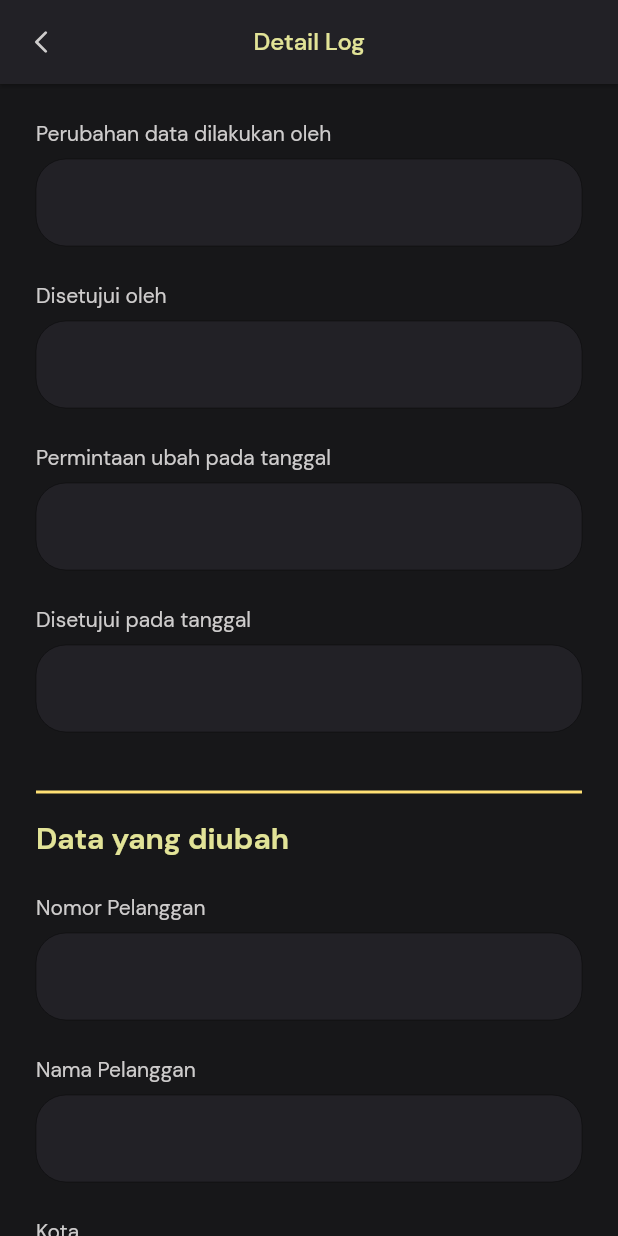
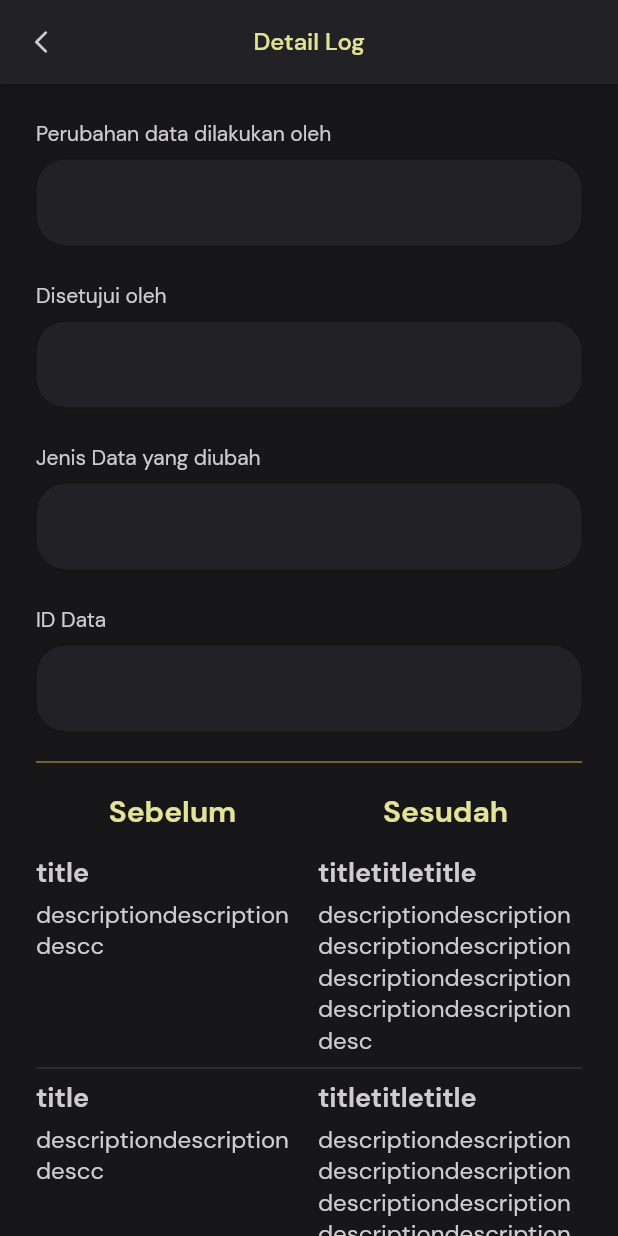
Before and after one commit to melianapang/maintenance-sales-lift-app, a Flutter app: the DetailLogView screen opened by its route, on a phone screen of 412 x 824 dp. Run offline on Flutter 3.47's test engine with Material 2 defaults, Android fonts, the phone set to English and light mode, and no system bars; our stand-ins replace auto_size_text, bot_toast, calendar_date_picker2, dio, flutter_datetime_picker, flutter_dotenv and 14 more; missing offline and left inert: alice_lightweight, dart:ffi, shake, video_thumbnail; accounts and stored records are empty; generated files the repository leaves out were written again; statements that could not run were skipped.

Commit message:
feat(detail-log): update log view

```diff
--- a/lib/ui/views/log/detail_log_view.dart
+++ b/lib/ui/views/log/detail_log_view.dart
@@ -2,7 +2,6 @@ import 'package:flutter/material.dart';
 import 'package:rejo_jaya_sakti_apps/core/app_constants/colors.dart';
 import 'package:rejo_jaya_sakti_apps/core/utilities/text_styles.dart';
 import 'package:rejo_jaya_sakti_apps/ui/shared/spacings.dart';
-import 'package:rejo_jaya_sakti_apps/ui/widgets/buttons.dart';
 import 'package:rejo_jaya_sakti_apps/ui/widgets/text_inputs.dart';
 
 import '../../shared/app_bars.dart';
@@ -40,22 +39,24 @@ class _DetailLogViewState extends State<DetailLogView> {
               ),
               Spacings.vert(24),
               TextInput.disabled(
-                label: "Permintaan ubah pada tanggal",
+                label: "Jenis Data yang diubah",
               ),
               Spacings.vert(24),
               TextInput.disabled(
-                label: "Disetujui pada tanggal",
+                label: "ID Data",
               ),
-              Spacings.vert(32),
+              Spacings.vert(12),
               const Divider(
-                thickness: 2,
+                thickness: 0.5,
                 color: MyColors.yellow,
               ),
-              Spacings.vert(10),
-              Align(
-                alignment: Alignment.centerLeft,
+              Spacings.vert(12),
+              Row(
+                children: [
+                  Expanded(
                     child: Text(
-                  "Data yang diubah",
+                      "Sebelum",
+                      textAlign: TextAlign.center,
                       style: buildTextStyle(
                         fontSize: 20,
                         fontColor: MyColors.yellow01,
@@ -63,25 +64,36 @@ class _DetailLogViewState extends State<DetailLogView> {
                       ),
                     ),
                   ),
-              Spacings.vert(24),
-              TextInput.disabled(
-                label: "Nomor Pelanggan",
+                  Expanded(
+                    child: Text(
+                      "Sesudah",
+                      textAlign: TextAlign.center,
+                      style: buildTextStyle(
+                        fontSize: 20,
+                        fontColor: MyColors.yellow01,
+                        fontWeight: 800,
                       ),
-              Spacings.vert(24),
-              TextInput.disabled(
-                label: "Nama Pelanggan",
                     ),
-              Spacings.vert(24),
-              TextInput.disabled(
-                label: "Kota",
                   ),
-              Spacings.vert(24),
-              TextInput.disabled(
-                label: "No Telepon",
+                ],
               ),
-              Spacings.vert(24),
-              TextInput.disabled(
-                label: "Email",
+              Spacings.vert(16),
+              ListView.separated(
+                shrinkWrap: true,
+                physics: const NeverScrollableScrollPhysics(),
+                itemCount: 10,
+                separatorBuilder: (context, index) => const Divider(
+                  color: MyColors.lightBlack01,
+                  thickness: 0.4,
+                ),
+                itemBuilder: (BuildContext context, int index) {
+                  return _buildBeforeAfterLogItem(
+                    "title",
+                    "descriptiondescriptiondescc",
+                    "titletitletitle",
+                    "descriptiondescriptiondescriptiondescriptiondescriptiondescriptiondescriptiondescriptiondesc",
+                  );
+                },
               ),
             ],
           ),
@@ -89,4 +101,77 @@ class _DetailLogViewState extends State<DetailLogView> {
       ),
     );
   }
+
+  Widget _buildBeforeAfterLogItem(
+    String title,
+    String description,
+    String title2,
+    String description2,
+  ) {
+    return IntrinsicHeight(
+      child: Row(
+        crossAxisAlignment: CrossAxisAlignment.stretch,
+        children: [
+          Expanded(
+            child: Column(
+              crossAxisAlignment: CrossAxisAlignment.start,
+              children: [
+                Text(
+                  title,
+                  textAlign: TextAlign.start,
+                  style: buildTextStyle(
+                    fontSize: 18,
+                    fontColor: MyColors.lightBlack02,
+                    fontWeight: 700,
+                  ),
+                ),
+                Spacings.vert(6),
+                Text(
+                  description,
+                  maxLines: null,
+                  style: buildTextStyle(
+                    fontSize: 16,
+                    fontColor: MyColors.lightBlack02,
+                    fontWeight: 400,
+                  ),
+                ),
+              ],
+            ),
+          ),
+          Spacings.horz(12),
+          // const VerticalDivider(
+          //   thickness: 0.4,
+          //   width: 24,
+          //   color: MyColors.yellow01,
+          // ),
+          Expanded(
+            child: Column(
+              crossAxisAlignment: CrossAxisAlignment.start,
+              children: [
+                Text(
+                  title2,
+                  textAlign: TextAlign.start,
+                  style: buildTextStyle(
+                    fontSize: 18,
+                    fontColor: MyColors.lightBlack02,
+                    fontWeight: 700,
+                  ),
+                ),
+                Spacings.vert(6),
+                Text(
+                  description2,
+                  maxLines: null,
+                  style: buildTextStyle(
+                    fontSize: 16,
+                    fontColor: MyColors.lightBlack02,
+                    fontWeight: 400,
+                  ),
+                ),
+              ],
+            ),
+          ),
+        ],
+      ),
+    );
   }
+}
```
Lines whose indentation alone changed are shown as unchanged.
